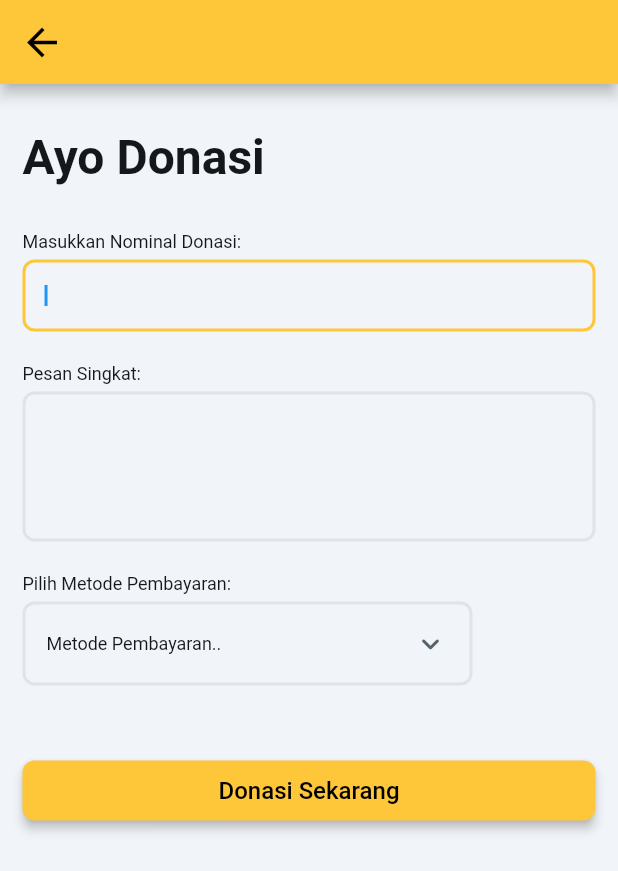
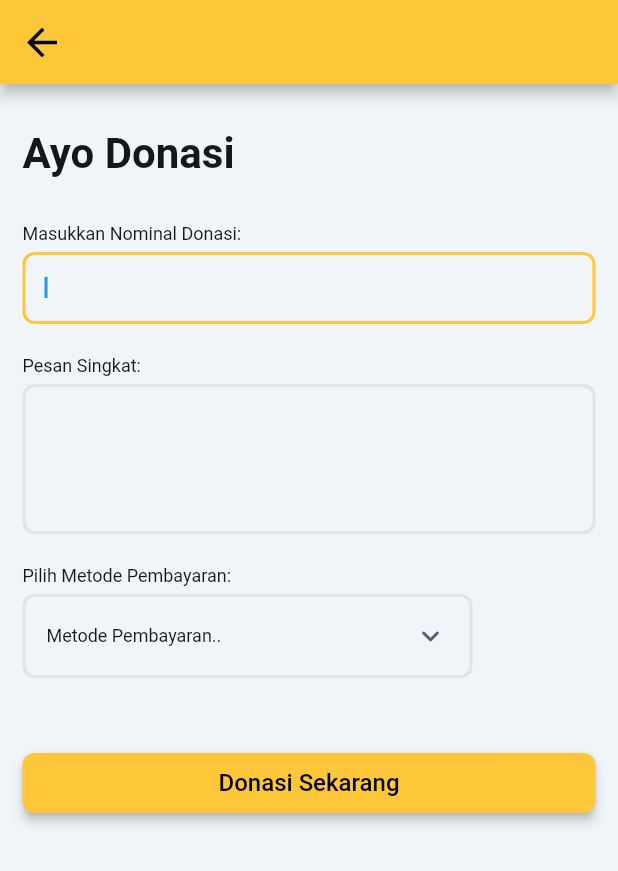
Before and after one commit to ngodeing/mimpi_kita, a Flutter app: the DonationWidget screen opened directly with empty values, on a phone screen of 412 x 824 dp. Shown: the top 871 px of the screen. Run offline on Flutter 3.47's test engine with Material 3 defaults, Android fonts, the phone set to English and light mode, and no system bars; drawn by our look-alikes of auto_size_text; our stand-ins replace cloud_firestore, dropdown_button2, file_picker, firebase_auth, firebase_core, firebase_storage and 15 more; missing offline and left inert: json_path, mime_type; accounts and stored records are empty; network calls fail; Roboto replaces fonts that are missing (Readex Pro); statements that could not run were skipped.

Commit message:
mengganti ukuran font

```diff
--- a/lib/donation/donation_widget.dart
+++ b/lib/donation/donation_widget.dart
@@ -111,7 +111,7 @@ class _DonationWidgetState extends State<DonationWidget> {
                                     .bodyMedium
                                     .override(
                                       fontFamily: 'Readex Pro',
-                                      fontSize: 32.0,
+                                      fontSize: 28.0,
                                       letterSpacing: 0.0,
                                       fontWeight: FontWeight.bold,
                                     ),
@@ -301,7 +301,7 @@ class _DonationWidgetState extends State<DonationWidget> {
                               child: FlutterFlowDropDown<String>(
                                 controller: _model.dropDownValueController ??=
                                     FormFieldController<String>(null),
-                                options: ['Gopay', 'Dana', 'ShoopePay'],
+                                options: ['Gopay', 'Dana', 'ShopeePay'],
                                 onChanged: (val) =>
                                     setState(() => _model.dropDownValue = val),
                                 width: 300.0,
```
